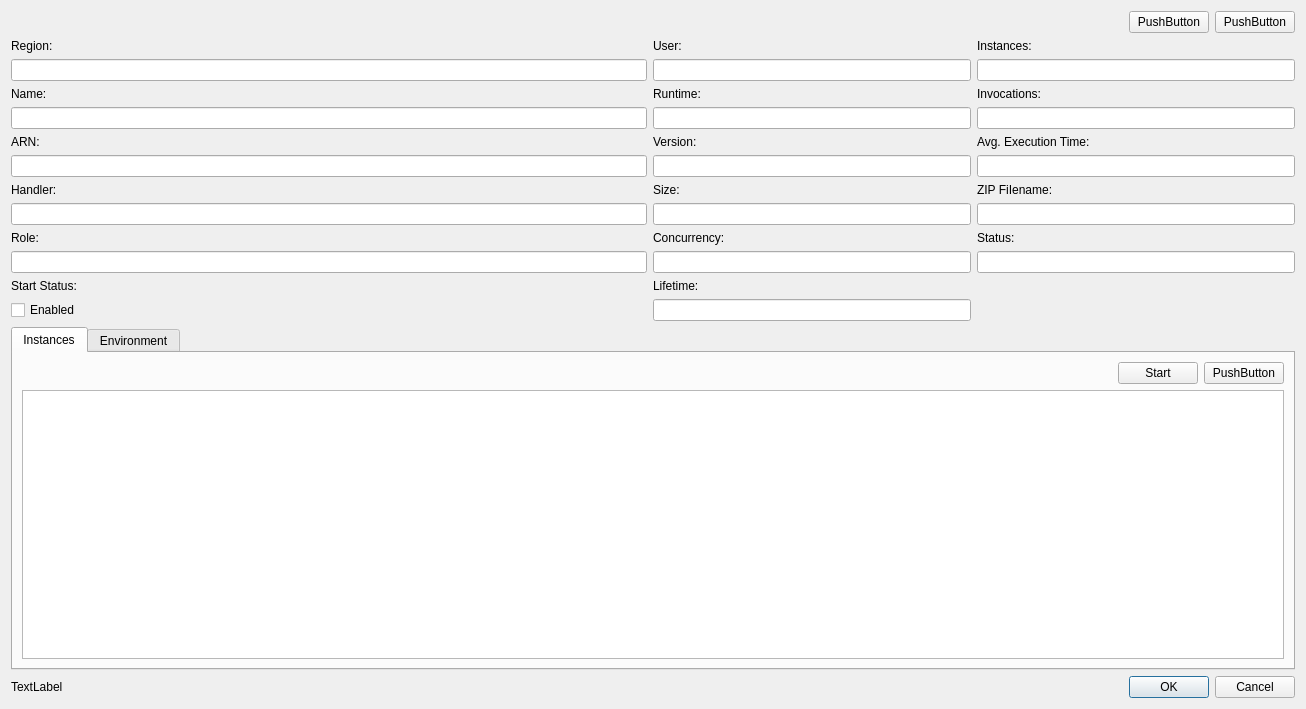
Above: src/modules/lambda/LambdaDetailsDialog.ui from jensvogt/awsmock-qt-ui before the change. Below: the same form after it.
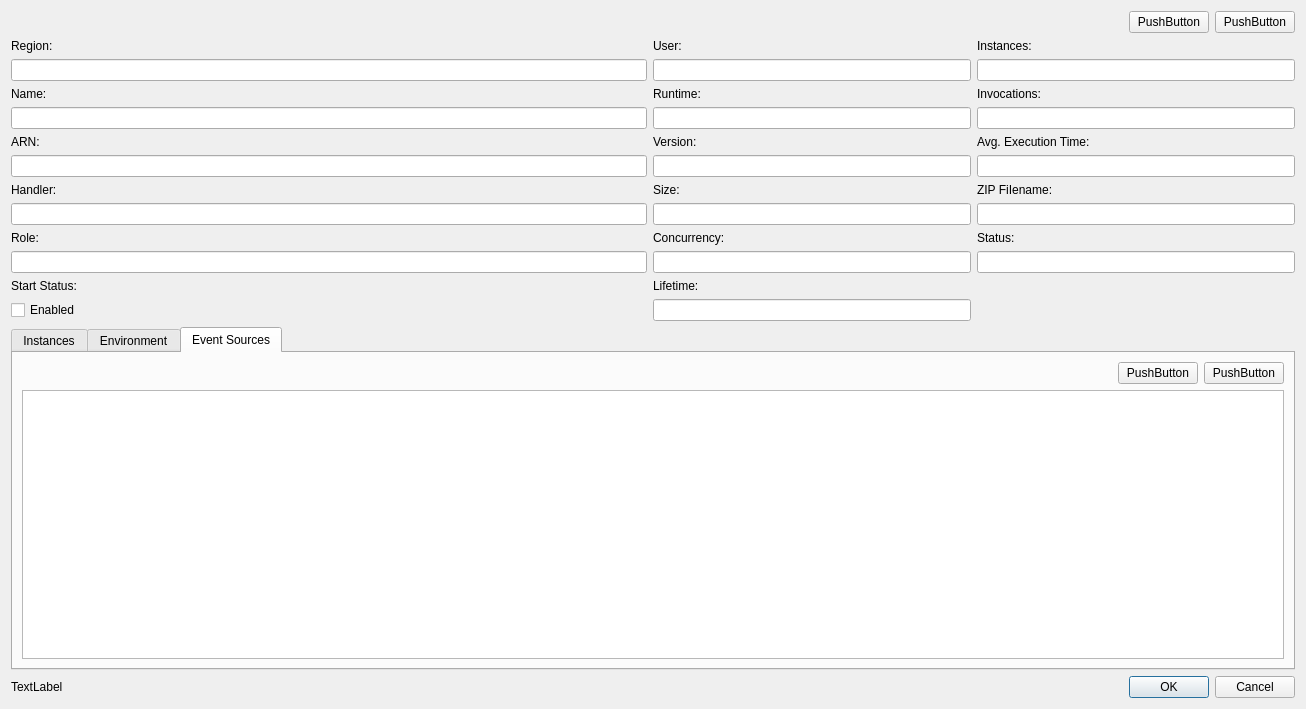
That is the form after the change. The open tabs and pages were chosen to show the change.

Commit message: fix: lambda event sources

```diff
--- a/src/modules/lambda/LambdaDetailsDialog.ui
+++ b/src/modules/lambda/LambdaDetailsDialog.ui
@@ -390,6 +390,51 @@
        </item>
       </layout>
      </widget>
+     <widget class="QWidget" name="eventSourcesTab">
+      <attribute name="title">
+       <string>Event Sources</string>
+      </attribute>
+      <layout class="QVBoxLayout" name="verticalLayout_7">
+       <item>
+        <layout class="QVBoxLayout" name="verticalLayout_6">
+         <item>
+          <layout class="QHBoxLayout" name="horizontalLayout_5">
+           <item>
+            <spacer name="horizontalSpacer_4">
+             <property name="orientation">
+              <enum>Qt::Orientation::Horizontal</enum>
+             </property>
+             <property name="sizeHint" stdset="0">
+              <size>
+               <width>40</width>
+               <height>20</height>
+              </size>
+             </property>
+            </spacer>
+           </item>
+           <item>
+            <widget class="QPushButton" name="eventSourceAddButton">
+             <property name="text">
+              <string>PushButton</string>
+             </property>
+            </widget>
+           </item>
+           <item>
+            <widget class="QPushButton" name="eventSourceRefreshButton">
+             <property name="text">
+              <string>PushButton</string>
+             </property>
+            </widget>
+           </item>
+          </layout>
+         </item>
+         <item>
+          <widget class="QTableWidget" name="eventSourceTable"/>
+         </item>
+        </layout>
+       </item>
+      </layout>
+     </widget>
     </widget>
    </item>
    <item>
```
Left out of the diff: 2 changed lines with no effect on the pictures. The commit also changes 15 other files.
